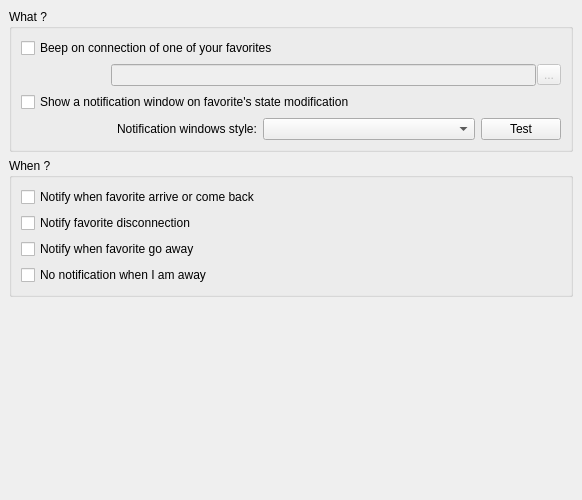
This is modules/notifier/rzxnotifierprop.ui in Fruneau/qRezix as Qt 5 draws it before an edit. The edited form follows.
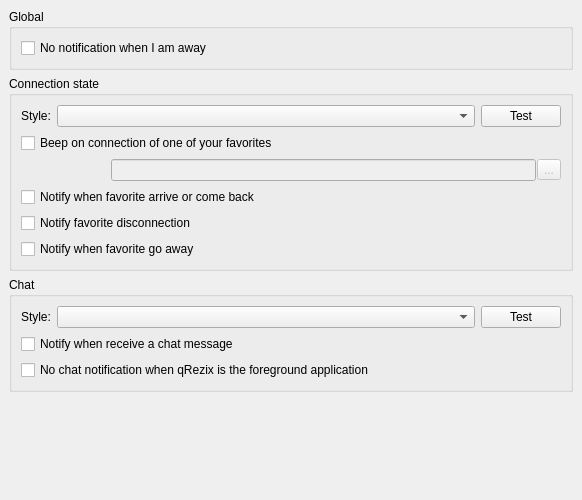
This is the edited form.

Commit message:
* Remaniement de la fenetre de preference des notifications * Ajout de la possibilite d'etre notifie de l'arrivee de message de chat.
Le format des fenetres de notifications pour le chat est independant de celui choisi pour l'etat des connexions

The edit to the form file:
```diff
--- a/modules/notifier/rzxnotifierprop.ui
+++ b/modules/notifier/rzxnotifierprop.ui
@@ -23,22 +23,64 @@
     <number>6</number>
    </property>
    <item row="2" column="0" >
-    <spacer>
-     <property name="orientation" >
-      <enum>Qt::Vertical</enum>
+    <widget class="QGroupBox" name="grpChat" >
+     <property name="title" >
+      <string>Chat</string>
      </property>
-     <property name="sizeHint" >
-      <size>
-       <width>564</width>
-       <height>131</height>
-      </size>
-     </property>
-    </spacer>
+     <layout class="QGridLayout" >
+      <property name="margin" >
+       <number>9</number>
+      </property>
+      <property name="spacing" >
+       <number>6</number>
+      </property>
+      <item row="0" column="2" >
+       <widget class="QPushButton" name="btnTestStyleChat" >
+        <property name="text" >
+         <string>Test</string>
+        </property>
+       </widget>
+      </item>
+      <item row="0" column="1" >
+       <widget class="QComboBox" name="cbStyleChat" >
+        <property name="sizePolicy" >
+         <sizepolicy>
+          <hsizetype>7</hsizetype>
+          <vsizetype>0</vsizetype>
+          <horstretch>0</horstretch>
+          <verstretch>0</verstretch>
+         </sizepolicy>
+        </property>
+       </widget>
+      </item>
+      <item row="0" column="0" >
+       <widget class="QLabel" name="lblStyleChat" >
+        <property name="text" >
+         <string>Style:</string>
+        </property>
+       </widget>
+      </item>
+      <item row="2" column="0" colspan="3" >
+       <widget class="QCheckBox" name="cbNoChatForeground" >
+        <property name="text" >
+         <string>No chat notification when qRezix is the foreground application</string>
+        </property>
+       </widget>
+      </item>
+      <item row="1" column="0" colspan="3" >
+       <widget class="QCheckBox" name="cbNotifyChat" >
+        <property name="text" >
+         <string>Notify when receive a chat message</string>
+        </property>
+       </widget>
+      </item>
+     </layout>
+    </widget>
    </item>
    <item row="0" column="0" >
     <widget class="QGroupBox" name="grpWhat" >
      <property name="title" >
-      <string>What ?</string>
+      <string>Global</string>
      </property>
      <layout class="QGridLayout" >
       <property name="margin" >
@@ -47,49 +89,39 @@
       <property name="spacing" >
        <number>6</number>
       </property>
-      <item row="3" column="1" >
-       <widget class="QLabel" name="lblStyle" >
+      <item row="0" column="0" >
+       <widget class="QCheckBox" name="cbILeave" >
         <property name="text" >
-         <string>Notification windows style:</string>
+         <string>No notification when I am away</string>
         </property>
        </widget>
       </item>
-      <item row="3" column="2" >
-       <widget class="QComboBox" name="cbStyle" >
-        <property name="sizePolicy" >
-         <sizepolicy>
-          <hsizetype>7</hsizetype>
-          <vsizetype>0</vsizetype>
-          <horstretch>0</horstretch>
-          <verstretch>0</verstretch>
-         </sizepolicy>
+     </layout>
+    </widget>
+   </item>
+   <item row="1" column="0" >
+    <widget class="QGroupBox" name="grpConnectionState" >
+     <property name="title" >
+      <string>Connection state</string>
+     </property>
+     <layout class="QGridLayout" >
+      <property name="margin" >
+       <number>9</number>
+      </property>
+      <property name="spacing" >
+       <number>6</number>
+      </property>
+      <item row="1" column="0" colspan="3" >
+       <widget class="QCheckBox" name="chkBeepFavorites" >
+        <property name="whatsThis" >
+         <string>&lt;h3>Beep on connection&lt;/h3>&lt;p>Check this if you want qRezix to play a sound when a favorite get connected&lt;/p></string>
         </property>
-       </widget>
-      </item>
-      <item row="3" column="3" >
-       <widget class="QPushButton" name="btnTestStyle" >
         <property name="text" >
-         <string>Test</string>
+         <string>Beep on connection of one of your favorites</string>
         </property>
        </widget>
       </item>
-      <item row="3" column="0" >
-       <spacer>
-        <property name="orientation" >
-         <enum>Qt::Horizontal</enum>
-        </property>
-        <property name="sizeType" >
-         <enum>QSizePolicy::Fixed</enum>
-        </property>
-        <property name="sizeHint" >
-         <size>
-          <width>90</width>
-          <height>20</height>
-         </size>
-        </property>
-       </spacer>
-      </item>
-      <item row="1" column="0" colspan="4" >
+      <item row="2" column="0" colspan="3" >
        <layout class="QHBoxLayout" >
         <property name="margin" >
          <number>0</number>
@@ -138,72 +170,69 @@
         </item>
        </layout>
       </item>
-      <item row="0" column="0" colspan="4" >
-       <widget class="QCheckBox" name="chkBeepFavorites" >
-        <property name="whatsThis" >
-         <string>&lt;h3>Beep on connection&lt;/h3>&lt;p>Check this if you want qRezix to play a sound when a favorite get connected&lt;/p></string>
-        </property>
-        <property name="text" >
-         <string>Beep on connection of one of your favorites</string>
-        </property>
-       </widget>
-      </item>
-      <item row="2" column="0" colspan="4" >
-       <widget class="QCheckBox" name="cbWarnFavorite" >
-        <property name="whatsThis" >
-         <string>&lt;h3>Notification&lt;/h3>&lt;p>Check it if you want a small nofitication windows to be displayed when a favorite connects, disconnects, or change is away-state&lt;/p></string>
-        </property>
-        <property name="text" >
-         <string>Show a notification window on favorite's state modification</string>
-        </property>
-       </widget>
-      </item>
-     </layout>
-    </widget>
-   </item>
-   <item row="1" column="0" >
-    <widget class="QGroupBox" name="grpWhen" >
-     <property name="title" >
-      <string>When ?</string>
-     </property>
-     <layout class="QGridLayout" >
-      <property name="margin" >
-       <number>9</number>
-      </property>
-      <property name="spacing" >
-       <number>6</number>
-      </property>
-      <item row="2" column="0" >
-       <widget class="QCheckBox" name="cbAway" >
-        <property name="text" >
-         <string>Notify when favorite go away</string>
-        </property>
-       </widget>
-      </item>
-      <item row="3" column="0" >
-       <widget class="QCheckBox" name="cbILeave" >
-        <property name="text" >
-         <string>No notification when I am away</string>
-        </property>
-       </widget>
-      </item>
-      <item row="1" column="0" >
+      <item row="4" column="0" colspan="3" >
        <widget class="QCheckBox" name="cbDisconnect" >
         <property name="text" >
          <string>Notify favorite disconnection</string>
         </property>
        </widget>
       </item>
-      <item row="0" column="0" >
+      <item row="5" column="0" colspan="3" >
+       <widget class="QCheckBox" name="cbAway" >
+        <property name="text" >
+         <string>Notify when favorite go away</string>
+        </property>
+       </widget>
+      </item>
+      <item row="3" column="0" colspan="3" >
        <widget class="QCheckBox" name="cbHere" >
         <property name="text" >
          <string>Notify when favorite arrive or come back</string>
         </property>
        </widget>
       </item>
+      <item row="0" column="0" >
+       <widget class="QLabel" name="lblStyleConnection" >
+        <property name="text" >
+         <string>Style:</string>
+        </property>
+       </widget>
+      </item>
+      <item row="0" column="1" >
+       <widget class="QComboBox" name="cbStyleConnection" >
+        <property name="sizePolicy" >
+         <sizepolicy>
+          <hsizetype>7</hsizetype>
+          <vsizetype>0</vsizetype>
+          <horstretch>0</horstretch>
+          <verstretch>0</verstretch>
+         </sizepolicy>
+        </property>
+       </widget>
+      </item>
+      <item row="0" column="2" >
+       <widget class="QPushButton" name="btnTestStyleConnection" >
+        <property name="text" >
+         <string>Test</string>
+        </property>
+       </widget>
+      </item>
      </layout>
     </widget>
    </item>
+   <item row="3" column="0" >
+    <spacer>
+     <property name="orientation" >
+      <enum>Qt::Vertical</enum>
+     </property>
+     <property name="sizeHint" >
+      <size>
+       <width>564</width>
+       <height>21</height>
+      </size>
+     </property>
+    </spacer>
+   </item>
   </layout>
  </widget>
  <pixmapfunction></pixmapfunction>
```
Left out of the diff: 41 changed lines with no effect on the pictures. The commit also changes 8 other files.
